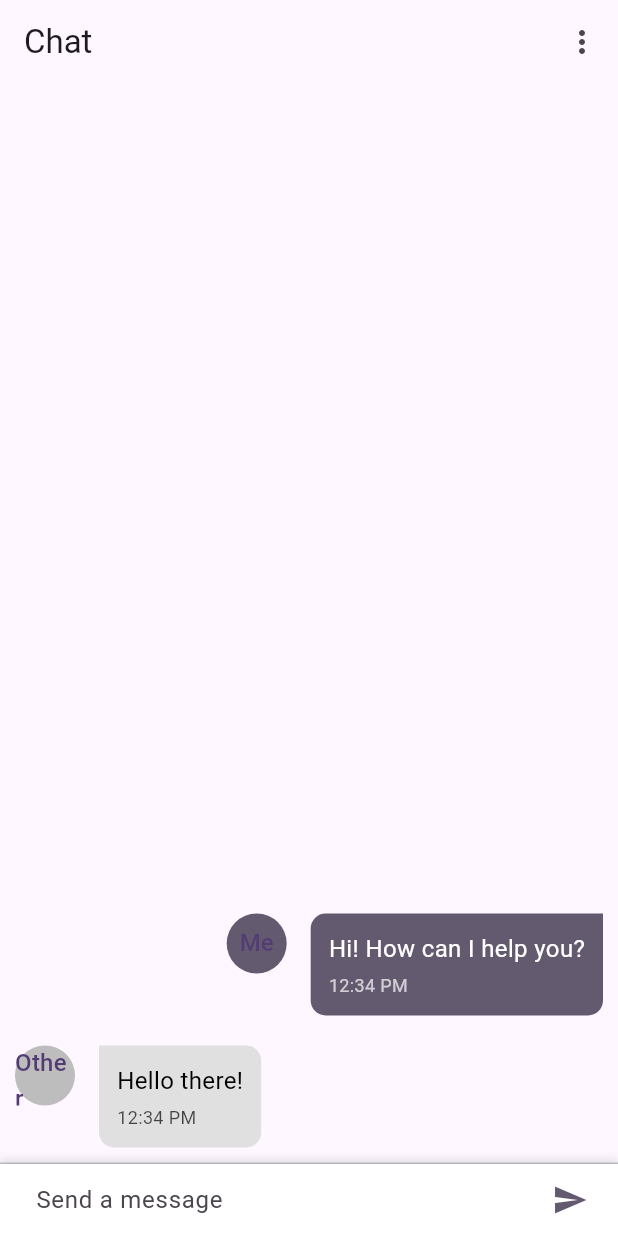
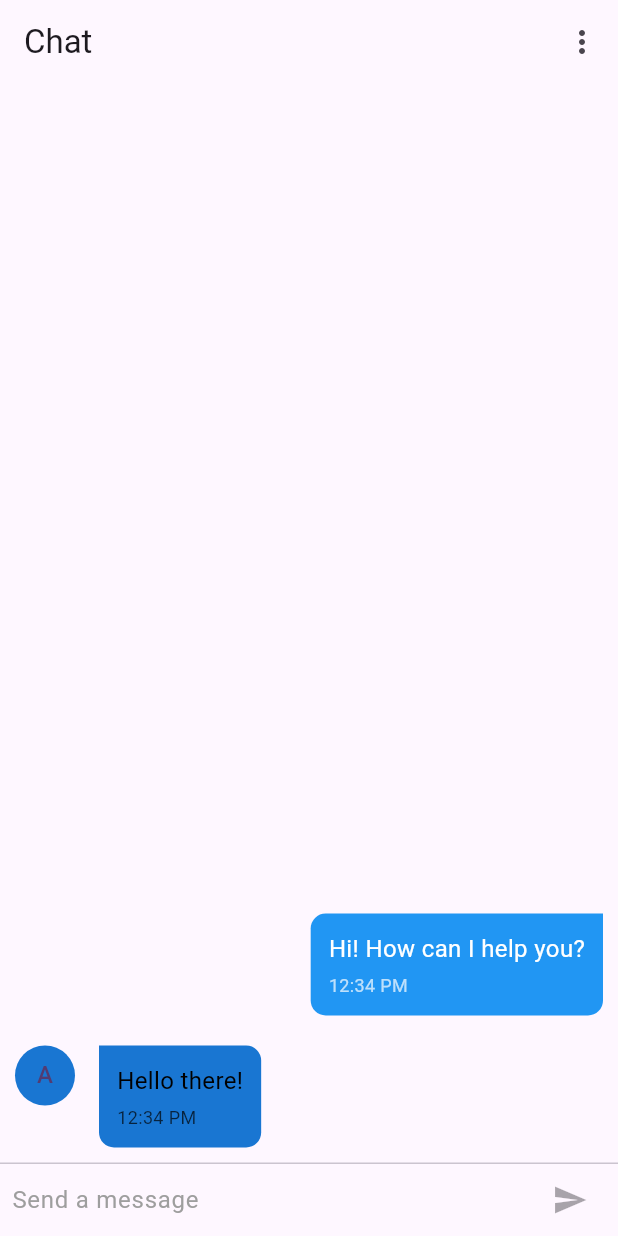
Before and after one commit to MellowMancer/Spring, a Flutter app: the ChatScreen screen opened directly, on a phone screen of 412 x 824 dp. Run offline on Flutter 3.47's test engine with Material 3 defaults, Android fonts, the phone set to English and light mode, and no system bars; our stand-ins replace cloud_firestore, firebase_auth, firebase_core, get, google_sign_in; accounts and stored records are empty; generated files the repository leaves out were written again.

Commit message:
ui changes in the chatbot

```diff
--- a/spring-frontend/lib/chatbot_screen.dart
+++ b/spring-frontend/lib/chatbot_screen.dart
@@ -13,6 +13,7 @@ class ChatApp extends StatelessWidget {
         primaryColor: Colors.blue,
         fontFamily: 'Roboto', colorScheme: ColorScheme.fromSwatch().copyWith(secondary: Colors.blueAccent),
       ),
+      darkTheme: ThemeData.dark(),
       home: ChatScreen(),
     );
   }
@@ -25,6 +26,8 @@ class ChatScreen extends StatefulWidget {
 
 class _ChatScreenState extends State<ChatScreen> {
   final List<ChatMessage> _messages = <ChatMessage>[];
+  final TextEditingController _textController = TextEditingController();
+  bool _isComposing = false;
 
   @override
   void initState() {
@@ -36,13 +39,26 @@ class _ChatScreenState extends State<ChatScreen> {
   }
 
   void _handleSubmitted(String text) {
+    if (text.isEmpty) return;
+    _textController.clear();
+    setState(() {
+      _isComposing = false;
+    });
     // Simulate sending a message
     ChatMessage message = ChatMessage(
       text: text,
       isMe: true, // Change this to false for incoming messages
+      isSending: true,
     );
     setState(() {
       _messages.insert(0, message);
+    });
+
+    // Simulate receiving a response after 1 second
+    Future.delayed(Duration(seconds: 1), () {
+      setState(() {
+        _messages.insert(0, ChatMessage(text: "Got it!", isMe: false));
+      });
     });
   }
 
@@ -70,17 +86,7 @@ class _ChatScreenState extends State<ChatScreen> {
           ),
           Divider(height: 1.0),
           Container(
-            decoration: BoxDecoration(
-              color: Colors.white,
-              boxShadow: [
-                BoxShadow(
-                  color: Colors.black12,
-                  blurRadius: 5.0,
-                  spreadRadius: 1.0,
-                  offset: Offset(0, -2),
-                ),
-              ],
-            ),
+            color: Theme.of(context).cardColor,
             child: _buildTextComposer(),
           ),
         ],
@@ -97,17 +103,22 @@ class _ChatScreenState extends State<ChatScreen> {
           children: <Widget>[
             Flexible(
               child: TextField(
+                controller: _textController,
+                onChanged: (String text) {
+                  setState(() {
+                    _isComposing = text.isNotEmpty;
+                  });
+                },
                 onSubmitted: _handleSubmitted,
-                decoration: InputDecoration(
+                decoration: InputDecoration.collapsed(
                   hintText: 'Send a message',
-                  border: InputBorder.none,
-                  contentPadding: EdgeInsets.symmetric(horizontal: 16.0),
+                  hintStyle: TextStyle(color: Colors.grey),
                 ),
               ),
             ),
             IconButton(
               icon: Icon(Icons.send),
-              onPressed: () => _handleSubmitted(''),
+              onPressed: _isComposing ? () => _handleSubmitted(_textController.text) : null,
               color: Theme.of(context).colorScheme.secondary,
             ),
           ],
@@ -118,34 +129,35 @@ class _ChatScreenState extends State<ChatScreen> {
 }
 
 class ChatMessage extends StatelessWidget {
-  ChatMessage({required this.text, required this.isMe});
+  ChatMessage({required this.text, required this.isMe, this.isSending = false});
 
   final String text;
   final bool isMe;
+  final bool isSending;
 
   @override
   Widget build(BuildContext context) {
     final ThemeData themeData = Theme.of(context);
     final double radius = 10.0;
 
-    Color? backgroundColor = isMe ? themeData.colorScheme.secondary : Colors.grey[300];
+    Color? backgroundColor = isMe ? Color(0xFF2196F3) : Color(0xFF1976D2); // Primary and secondary colors for chat bubbles
     Color textColor = isMe ? Colors.white : Colors.black;
 
     return Container(
       margin: const EdgeInsets.symmetric(vertical: 10.0, horizontal: 10.0),
       child: Row(
-        mainAxisAlignment:
-            isMe ? MainAxisAlignment.end : MainAxisAlignment.start,
+        mainAxisAlignment: isMe ? MainAxisAlignment.end : MainAxisAlignment.start,
         crossAxisAlignment: CrossAxisAlignment.start,
         children: <Widget>[
+          if (!isMe) ...[
             Container(
               margin: const EdgeInsets.only(right: 16.0),
               child: CircleAvatar(
-              child: Text(isMe ? 'Me' : 'Other'),
-              backgroundColor:
-                  isMe ? themeData.colorScheme.secondary : Colors.grey[400],
+                child: Text('A'), // Placeholder for sender's initials
+                backgroundColor: Color(0xFF1976D2), // Use secondary color for sender's avatar background
               ),
             ),
+          ],
           Flexible(
             child: Container(
               padding: const EdgeInsets.all(12.0),
@@ -158,7 +170,10 @@ class ChatMessage extends StatelessWidget {
                   bottomRight: Radius.circular(radius),
                 ),
               ),
-              child: Column(
+              child: Stack(
+                alignment: Alignment.center,
+                children: [
+                  Column(
                     crossAxisAlignment: CrossAxisAlignment.start,
                     children: <Widget>[
                       Text(
@@ -175,6 +190,9 @@ class ChatMessage extends StatelessWidget {
                       ),
                     ],
                   ),
+                  if (isSending) CircularProgressIndicator(), // Sending indicator
+                ],
+              ),
             ),
           ),
         ],
--- a/spring-frontend/pubspec.yaml
+++ b/spring-frontend/pubspec.yaml
@@ -25,6 +25,7 @@ dependencies:
   intl: ^0.18.1
   http: ^0.13.4
   get: ^4.6.6
+  shared_preferences: ^2.2.2
 
 dev_dependencies:
   flutter_test:
```
Also changed, not shown: spring-frontend/pubspec.lock, 1 other file. Lines whose indentation alone changed are shown as unchanged.
